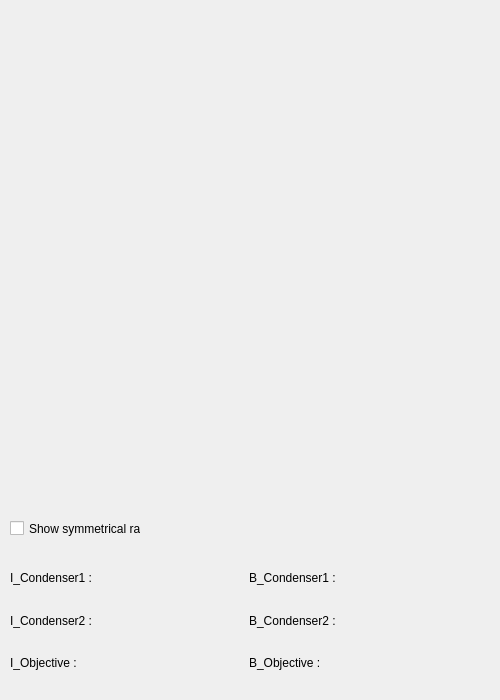
This is interface/simu.ui in scayez/Projet_multi_opc_25_26 as Qt 5 draws it before an edit. The edited form follows.
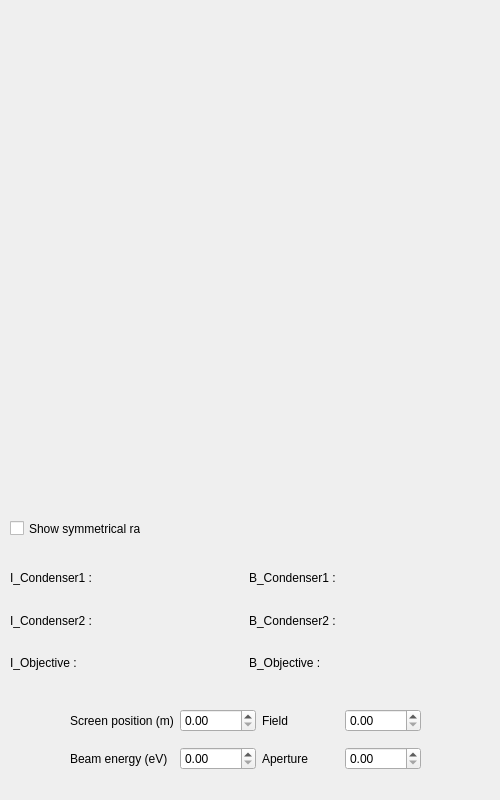
This is the edited form. Icons and pictures are not drawn. Custom widgets are drawn as their Qt base class.

Commit message: Fin widget simulation

Diff of the .ui file:
```diff
--- a/interface/simu.ui
+++ b/interface/simu.ui
@@ -7,7 +7,7 @@
     <x>0</x>
     <y>0</y>
     <width>500</width>
-    <height>700</height>
+    <height>800</height>
    </rect>
   </property>
   <property name="sizePolicy">
@@ -19,13 +19,13 @@
   <property name="minimumSize">
    <size>
     <width>500</width>
-    <height>700</height>
+    <height>800</height>
    </size>
   </property>
   <property name="maximumSize">
    <size>
     <width>500</width>
-    <height>700</height>
+    <height>800</height>
    </size>
   </property>
   <property name="windowTitle">
@@ -275,6 +275,58 @@
     <string>Show symmetrical ray</string>
    </property>
   </widget>
+  <widget class="QWidget" name="gridLayoutWidget_2">
+   <property name="geometry">
+    <rect>
+     <x>70</x>
+     <y>700</y>
+     <width>351</width>
+     <height>81</height>
+    </rect>
+   </property>
+   <layout class="QGridLayout" name="gridLayout_2">
+    <item row="0" column="0">
+     <widget class="QLabel" name="label_7">
+      <property name="text">
+       <string>Screen position (m)</string>
+      </property>
+     </widget>
+    </item>
+    <item row="1" column="0">
+     <widget class="QLabel" name="label_8">
+      <property name="text">
+       <string>Beam energy (eV)</string>
+      </property>
+     </widget>
+    </item>
+    <item row="0" column="2">
+     <widget class="QLabel" name="label_9">
+      <property name="text">
+       <string>Field</string>
+      </property>
+     </widget>
+    </item>
+    <item row="0" column="1">
+     <widget class="QDoubleSpinBox" name="box_screen_position"/>
+    </item>
+    <item row="1" column="1">
+     <widget class="QDoubleSpinBox" name="box_beam_energy"/>
+    </item>
+    <item row="1" column="2">
+     <widget class="QLabel" name="label_10">
+      <property name="text">
+       <string>Aperture</string>
+      </property>
+     </widget>
+    </item>
+    <item row="0" column="3">
+     <widget class="QDoubleSpinBox" name="box_field"/>
+    </item>
+    <item row="1" column="3">
+     <widget class="QDoubleSpinBox" name="box_aperture"/>
+    </item>
+   </layout>
+  </widget>
  </widget>
  <customwidgets>
   <customwidget>
```
Left out of the diff: 12 changed lines with no effect on the pictures. The commit also changes 4 other files.
